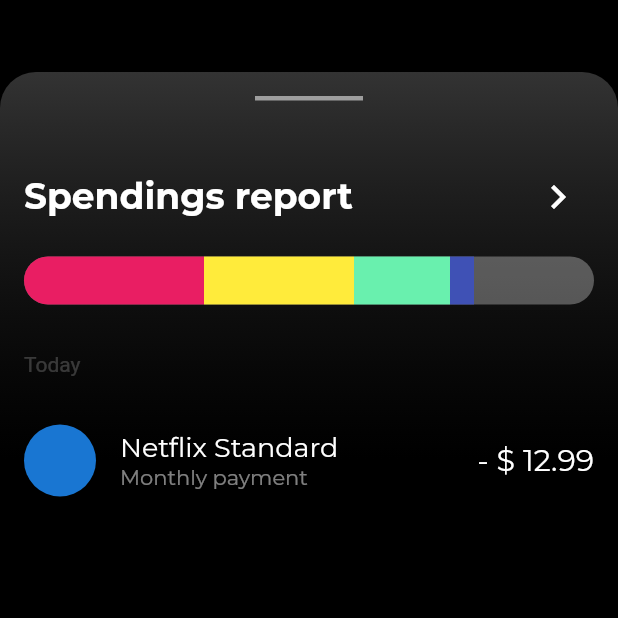
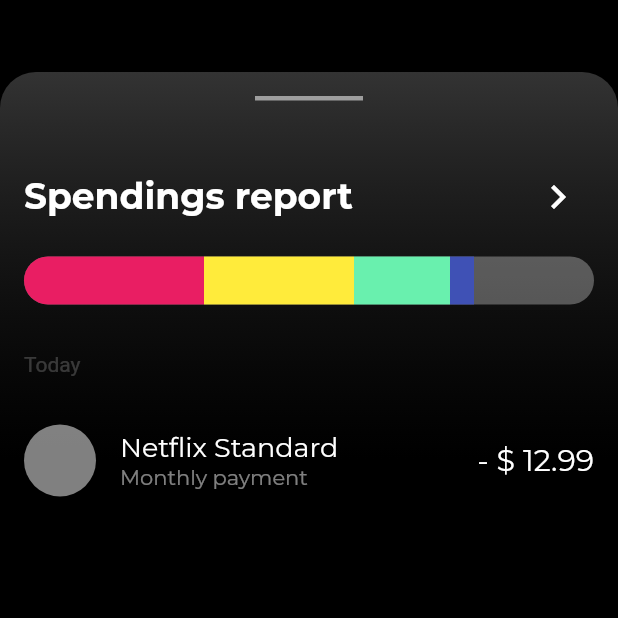
Before and after one commit to JAICHANGPARK/flutter_notebook_8th_story, a Flutter app: the screen it shows after launch, on a phone screen of 412 x 824 dp, the top half of it. Run offline on Flutter 3.47's test engine with Material 2 defaults, Android fonts, the phone set to English and light mode, and no system bars; our stand-ins replace badges, flutter_hooks, google_fonts, hooks_riverpod, state_notifier.

Commit message:
Update bank_main_page.dart

```diff
--- a/lib/ep594_banking_app/bank_main_page.dart
+++ b/lib/ep594_banking_app/bank_main_page.dart
@@ -115,6 +115,7 @@ class _BankMainPageState extends State<BankMainPage> {
                           children: [
                             CircleAvatar(
                               radius: 24,
+                              backgroundColor: Colors.white.withOpacity(0.5),
                             ),
                             Padding(
                               padding: const EdgeInsets.only(left: 16),
```
